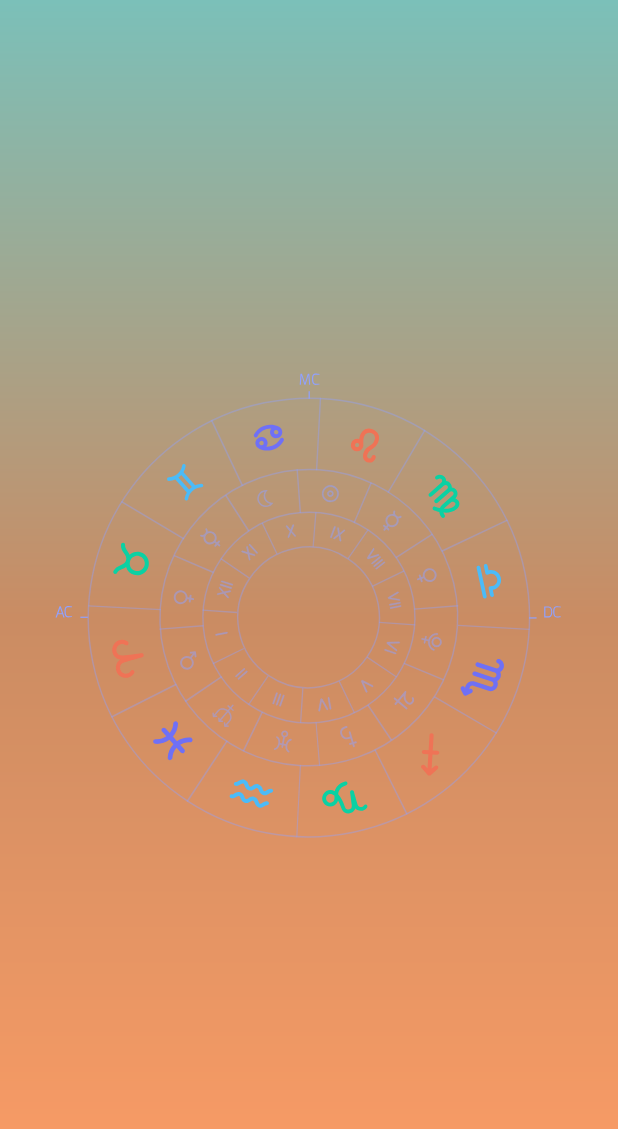
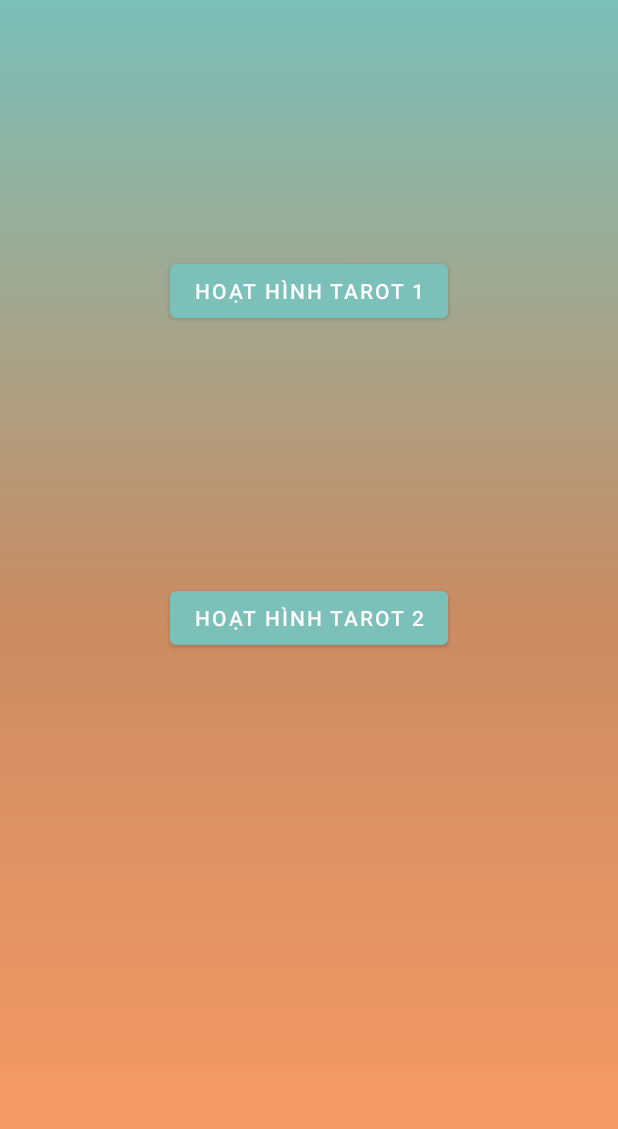
Before and after one commit to khuongnguyeen/Horoscopes, an Android app: the layout activity_start.xml on its own in the app's theme, with its tools: preview values and no code run, on a phone screen of 412 x 824 dp. Shown: the top 1129 px of the screen. Run offline under Robolectric (Android 15) with nearby library versions, the phone set to English and light mode, and no system bars.

Commit message:
05/04 - 4

```diff
--- a/app/src/main/java/fpt/adtrue/horoscope/activity/StartActivity.kt
+++ b/app/src/main/java/fpt/adtrue/horoscope/activity/StartActivity.kt
@@ -1,22 +1,16 @@
 package fpt.adtrue.horoscope.activity
 
 import android.content.Context
-import android.content.Intent
 import android.content.SharedPreferences
 import android.os.Bundle
-import android.os.Handler
 import android.util.Log
-import android.view.View
 import androidx.appcompat.app.AppCompatActivity
 import androidx.databinding.DataBindingUtil
-import androidx.fragment.app.Fragment
-import com.allyants.notifyme.NotifyMe
 import com.google.gson.Gson
 import com.google.gson.reflect.TypeToken
 import fpt.adtrue.horoscope.R
 import fpt.adtrue.horoscope.application.App
 import fpt.adtrue.horoscope.databinding.ActivityStartBinding
-import fpt.adtrue.horoscope.fragment.ChooseSign
 import fpt.adtrue.horoscope.model.DataCompatibilityItem
 import fpt.adtrue.horoscope.model.DataSignItem
 import fpt.adtrue.horoscope.model.dataZodiac
@@ -24,7 +18,6 @@ import fpt.adtrue.horoscope.tarot2.TarotAnimSwitchActivity
 import fpt.adtrue.horoscope.tarot3.TarotCircleCardActivity
 import java.io.*
 import java.lang.reflect.Type
-import java.util.*
 
 
 class StartActivity : AppCompatActivity() {
@@ -55,8 +48,14 @@ class StartActivity : AppCompatActivity() {
 //            }
 //        }
 //        Handler().postDelayed(enableButton, 2000)
+        binding.btnTarotAnim1.setOnClickListener {
+            TarotAnimSwitchActivity.start(this)
+        }
 
-        TarotCircleCardActivity.start(this)
+
+        binding.btnTarotAnim2.setOnClickListener {
+            TarotCircleCardActivity.start(this)
+        }
 
 
 //        val notifyMe = NotifyMe.Builder(applicationContext)
--- a/app/src/main/java/fpt/adtrue/horoscope/tarot3/TarotCircleCardActivity.kt
+++ b/app/src/main/java/fpt/adtrue/horoscope/tarot3/TarotCircleCardActivity.kt
@@ -24,7 +24,6 @@ class TarotCircleCardActivity : AppCompatActivity() {
             binding.firstImageBorder.visibility = View.VISIBLE
             binding.secondImageBorder.visibility = View.VISIBLE
             binding.thirdImageBorder.visibility = View.VISIBLE
-
         }
     }
 
--- a/app/src/main/res/layout/activity_start.xml
+++ b/app/src/main/res/layout/activity_start.xml
@@ -1,34 +1,58 @@
 <?xml version="1.0" encoding="utf-8"?>
-<layout>
+<layout xmlns:tools="http://schemas.android.com/tools"
+    xmlns:android="http://schemas.android.com/apk/res/android"
+    xmlns:app="http://schemas.android.com/apk/res-auto">
     <androidx.constraintlayout.widget.ConstraintLayout
-        xmlns:android="http://schemas.android.com/apk/res/android"
-        xmlns:app="http://schemas.android.com/apk/res-auto"
         android:background="@drawable/bg_menu"
         android:layout_width="match_parent"
         android:layout_height="match_parent">
 
-        <com.airbnb.lottie.LottieAnimationView
-            android:id="@+id/logo"
+<!--        <com.airbnb.lottie.LottieAnimationView-->
+<!--            android:id="@+id/logo"-->
+<!--            android:layout_width="wrap_content"-->
+<!--            android:layout_height="wrap_content"-->
+<!--            android:layout_centerInParent="true"-->
+<!--            android:scaleType="centerCrop"-->
+<!--            app:layout_constraintBottom_toBottomOf="parent"-->
+<!--            app:layout_constraintEnd_toEndOf="parent"-->
+<!--            app:layout_constraintStart_toStartOf="parent"-->
+<!--            app:layout_constraintTop_toTopOf="parent"-->
+<!--            app:lottie_autoPlay="true"-->
+<!--            app:lottie_loop="true"-->
+<!--            app:lottie_rawRes="@raw/natal_chart_animation" />-->
+
+<!--        <FrameLayout-->
+<!--            android:id="@+id/content"-->
+<!--            android:layout_width="match_parent"-->
+<!--            android:layout_height="match_parent"-->
+<!--            app:layout_constraintBottom_toBottomOf="parent"-->
+<!--            app:layout_constraintEnd_toEndOf="parent"-->
+<!--            app:layout_constraintStart_toStartOf="parent"-->
+<!--            app:layout_constraintTop_toTopOf="parent" />-->
+
+
+        <Button
+            android:id="@+id/btn_tarot_anim_1"
             android:layout_width="wrap_content"
             android:layout_height="wrap_content"
-            android:layout_centerInParent="true"
-            android:scaleType="centerCrop"
-            app:layout_constraintBottom_toBottomOf="parent"
+            android:onClick="onBtnClick"
+            android:text="Hoạt hình Tarot 1"
+            app:layout_constraintBottom_toTopOf="@+id/btn_tarot_anim_2"
             app:layout_constraintEnd_toEndOf="parent"
             app:layout_constraintStart_toStartOf="parent"
-            app:layout_constraintTop_toTopOf="parent"
-            app:lottie_autoPlay="true"
-            app:lottie_loop="true"
-            app:lottie_rawRes="@raw/natal_chart_animation" />
+            app:layout_constraintTop_toTopOf="parent" />
 
-        <FrameLayout
-            android:id="@+id/content"
-            android:layout_width="match_parent"
-            android:layout_height="match_parent"
+        <Button
+            android:id="@+id/btn_tarot_anim_2"
+            android:layout_width="wrap_content"
+            android:layout_height="wrap_content"
+            android:onClick="onBtnClick"
+            android:text="Hoạt hình Tarot 2"
             app:layout_constraintBottom_toBottomOf="parent"
             app:layout_constraintEnd_toEndOf="parent"
             app:layout_constraintStart_toStartOf="parent"
             app:layout_constraintTop_toTopOf="parent" />
 
+
     </androidx.constraintlayout.widget.ConstraintLayout>
 </layout>
```
